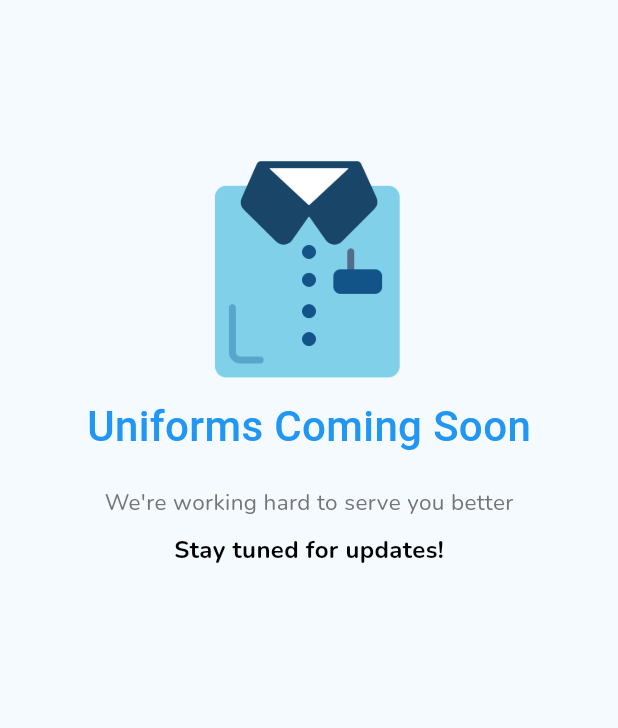
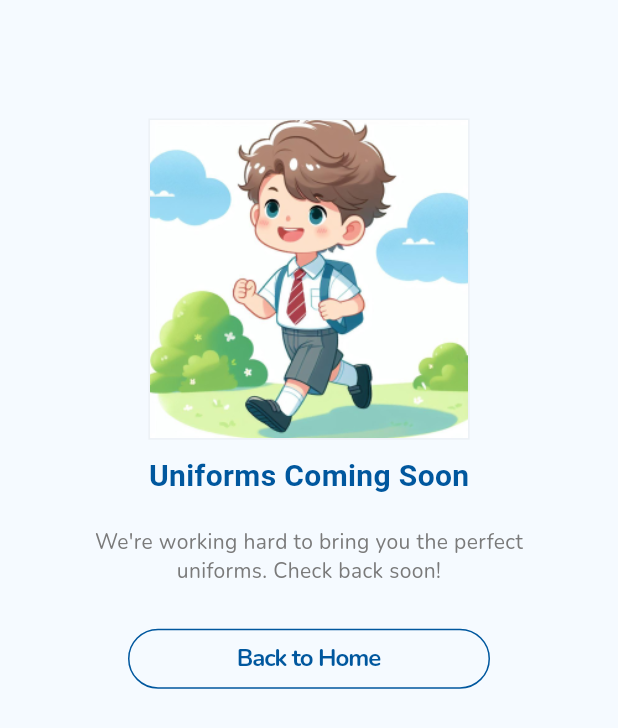
Before and after one commit to bukizz-store/bukizz_app, a Flutter app: the UniformScreen screen opened directly, on a phone screen of 412 x 824 dp. Shown: the top 728 px of the screen. Run offline on Flutter 3.47's test engine with Material 3 defaults, Android fonts, the phone set to English and light mode, and no system bars; our stand-ins replace cached_network_image, carousel_slider, cloud_firestore, dots_indicator, firebase_auth, firebase_core and 15 more; missing offline and left inert: dart:ffi, upi_india; accounts and stored records are empty; project files that could hold a hidden picture were left out.

Commit message:
empty screens

```diff
--- a/lib/ui/screens/HomeView/Ecommerce/product/tab views/uniform_view.dart
+++ b/lib/ui/screens/HomeView/Ecommerce/product/tab views/uniform_view.dart
@@ -8,9 +8,11 @@ import 'package:font_awesome_flutter/font_awesome_flutter.dart';
 import 'package:provider/provider.dart';
 import 'package:responsive_sizer/responsive_sizer.dart';
 
+import '../../../../../../data/providers/bottom_nav_bar_provider.dart';
 import '../../../../../../utils/dimensions.dart';
 import '../../../../../../widgets/text and textforms/Reusable_text.dart';
 import '../../../../../../widgets/text and textforms/textformAddress.dart';
+import '../../main_screen.dart';
 
 
 class UniformScreen extends StatefulWidget {
@@ -126,40 +128,52 @@ class _UniformScreenState extends State<UniformScreen> {
                 crossAxisAlignment: CrossAxisAlignment.center,
                 mainAxisAlignment: MainAxisAlignment.center,
                 children: [
-                  SizedBox(height: 35.sp,),
+                  SizedBox(height: 28.sp,),
                   Container(
-                    width:50.sp,
-                    height: 50.sp,
+                    width:60.sp,
+                    height: 60.sp,
+                    decoration: BoxDecoration(
+                      // borderRadius: BorderRadius.circular(10),
+                      border: Border.all(color: Colors.grey.withOpacity(0.1))
+                    ),
                     child:Image.asset('assets/emptyUniform.png'),
                   ),
                   SizedBox(height: 10),
                   Text(
                     'Uniforms Coming Soon',
                     style: TextStyle(
-                      fontSize: 28,
-                      fontWeight: FontWeight.w500,
-                      color: Colors.blue,
+                      fontSize: 20,
+                      fontWeight: FontWeight.w700,
+                      color: Color(0xFF00579E),
                     ),
                   ),
                   SizedBox(height:20),
-                  Text(
-                    'We\'re working hard to serve you better',
-                    style: TextStyle(
-                      fontSize: 15,
-                      color: Colors.grey[600],
-                      fontFamily: 'nunito',
-
+                   SizedBox(
+                    width: 70.sp,
+                    child: const Text(
+                      'We\'re working hard to bring you the perfect uniforms. Check back soon!',
+                    textAlign: TextAlign.center,
+                      style: TextStyle(
+                        color: Color(0xFF7A7A7A),
+                        fontSize: 14,
+                        fontFamily: 'Nunito',
+                        fontWeight: FontWeight.w500,
+                        height: 0,
+                      ),
                     ),
                   ),
-                  SizedBox(height: 10),
-                  Text(
-                    'Stay tuned for updates!',
-                    style: TextStyle(
-                      fontSize: 16,
-                      color: Colors.black,
-                      fontFamily: 'nunito',
-                      fontWeight: FontWeight.bold
-                    ),
+                  SizedBox(height: 25,),
+                  ElevatedButton(
+                      onPressed: (){
+                        context.read<BottomNavigationBarProvider>().setSelectedIndex(0);
+                        Navigator.pushNamed(context, MainScreen.route);
+                      },
+                      style: ElevatedButton.styleFrom(
+                        padding: EdgeInsets.symmetric(horizontal: 35.sp),
+                        backgroundColor: Colors.transparent,
+                        side: BorderSide(color: Color(0xFF00579E)),
+                      ),
+                      child: ReusableText(text: 'Back to Home', fontSize: 16,color: Color(0xFF00579E),fontWeight: FontWeight.w700,)
                   ),
                 ],
               ),
```
Also changed, not shown: lib/ui/screens/HomeView/Ecommerce/product/Stationary/general_product_description_screen.dart (+75 -74 lines), lib/ui/screens/HomeView/Ecommerce/profile/orders/order.dart (+24 -9 lines), assets/emptyUniform.png, assets/emptyUniform.svg (deleted), assets/noOrder.png (added).
